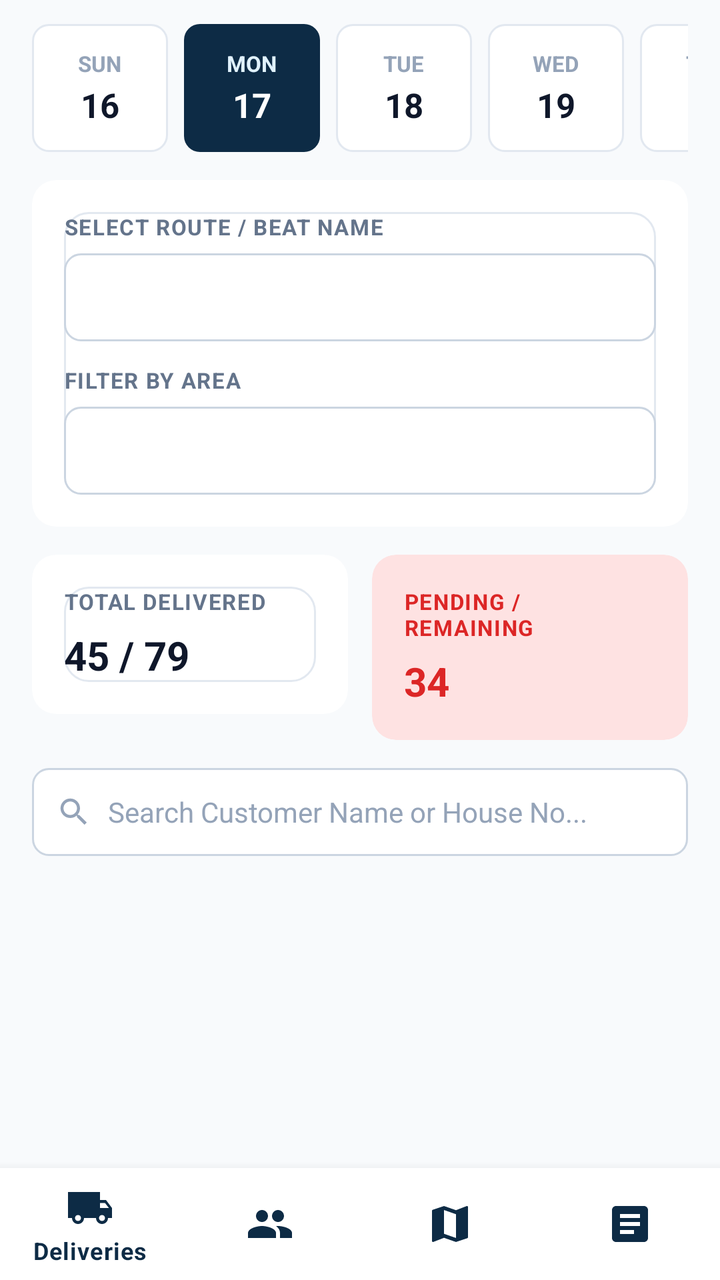
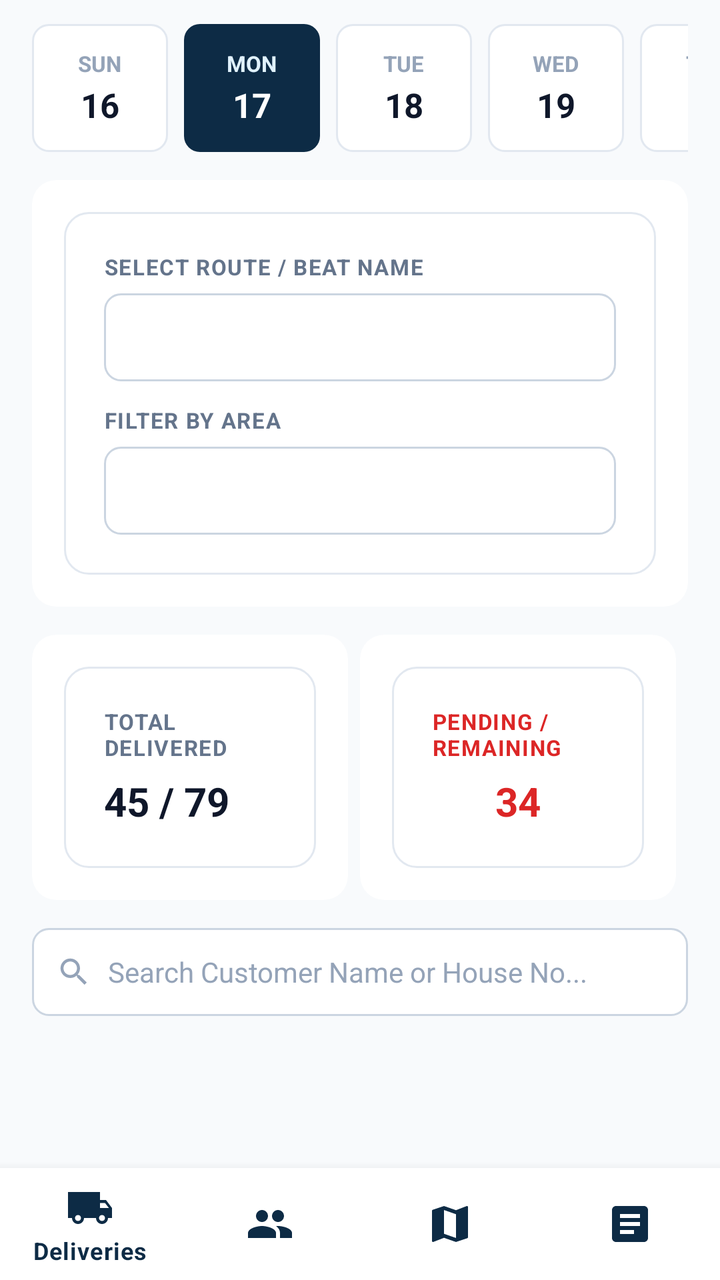

Before-and-after screenshots of an Android layout around one commit, followed by the original layout XML and the change that was made.
<!-- AndroidManifest.xml: application theme Theme.Logistics -->
<!-- res/layout/fragment_daily_delivery.xml -->
<?xml version="1.0" encoding="utf-8"?>
<LinearLayout xmlns:android="http://schemas.android.com/apk/res/android"
    xmlns:app="http://schemas.android.com/apk/res-auto"
    android:layout_width="match_parent"
    android:layout_height="match_parent"
    xmlns:tools="http://schemas.android.com/tools"
    android:background="@color/bg_light"
    android:orientation="vertical">

    <androidx.core.widget.NestedScrollView
        android:layout_width="match_parent"
        android:layout_height="0dp"
        android:layout_weight="1"
        android:fillViewport="true">

        <LinearLayout
            android:layout_width="match_parent"
            android:layout_height="wrap_content"
            android:orientation="vertical"
            android:paddingStart="16dp"
            android:paddingTop="12dp"
            android:paddingEnd="16dp"
            android:paddingBottom="8dp">

            
            <HorizontalScrollView
                android:layout_width="match_parent"
                android:layout_height="wrap_content"
                android:clipToPadding="false"
                android:scrollbars="none">

                <LinearLayout
                    android:id="@+id/llDateChips"
                    android:layout_width="wrap_content"
                    android:layout_height="wrap_content"
                    android:orientation="horizontal">

                    
                    <LinearLayout
                        android:id="@+id/dateChip1"
                        android:layout_width="68dp"
                        android:layout_height="64dp"
                        android:background="@drawable/bg_date_unselected"
                        android:gravity="center"
                        android:orientation="vertical">

                        <TextView
                            android:layout_width="wrap_content"
                            android:layout_height="wrap_content"
                            android:text="SUN"
                            android:textColor="@color/text_muted"
                            android:textSize="11sp"
                            android:textStyle="bold" />

                        <TextView
                            android:layout_width="wrap_content"
                            android:layout_height="wrap_content"
                            android:layout_marginTop="2dp"
                            android:text="16"
                            android:textColor="@color/text_primary"
                            android:textSize="17sp"
                            android:textStyle="bold" />
                    </LinearLayout>

                    
                    <LinearLayout
                        android:id="@+id/dateChip2"
                        android:layout_width="68dp"
                        android:layout_height="64dp"
                        android:layout_marginStart="8dp"
                        android:background="@drawable/bg_date_selected"
                        android:gravity="center"
                        android:orientation="vertical">

                        <TextView
                            android:layout_width="wrap_content"
                            android:layout_height="wrap_content"
                            android:text="MON"
                            android:textColor="#E0F2FE"
                            android:textSize="11sp"
                            android:textStyle="bold" />

                        <TextView
                            android:layout_width="wrap_content"
                            android:layout_height="wrap_content"
                            android:layout_marginTop="2dp"
                            android:text="17"
                            android:textColor="@color/white"
                            android:textSize="17sp"
                            android:textStyle="bold" />
                    </LinearLayout>

                    
                    <LinearLayout
                        android:id="@+id/dateChip3"
                        android:layout_width="68dp"
                        android:layout_height="64dp"
                        android:layout_marginStart="8dp"
                        android:background="@drawable/bg_date_unselected"
                        android:gravity="center"
                        android:orientation="vertical">

                        <TextView
                            android:layout_width="wrap_content"
                            android:layout_height="wrap_content"
                            android:text="TUE"
                            android:textColor="@color/text_muted"
                            android:textSize="11sp"
                            android:textStyle="bold" />

                        <TextView
                            android:layout_width="wrap_content"
                            android:layout_height="wrap_content"
                            android:layout_marginTop="2dp"
                            android:text="18"
                            android:textColor="@color/text_primary"
                            android:textSize="17sp"
                            android:textStyle="bold" />
                    </LinearLayout>

                    
                    <LinearLayout
                        android:id="@+id/dateChip4"
                        android:layout_width="68dp"
                        android:layout_height="64dp"
                        android:layout_marginStart="8dp"
                        android:background="@drawable/bg_date_unselected"
                        android:gravity="center"
                        android:orientation="vertical">

                        <TextView
                            android:layout_width="wrap_content"
                            android:layout_height="wrap_content"
                            android:text="WED"
                            android:textColor="@color/text_muted"
                            android:textSize="11sp"
                            android:textStyle="bold" />

                        <TextView
                            android:layout_width="wrap_content"
                            android:layout_height="wrap_content"
                            android:layout_marginTop="2dp"
                            android:text="19"
                            android:textColor="@color/text_primary"
                            android:textSize="17sp"
                            android:textStyle="bold" />
                    </LinearLayout>

                    
                    <LinearLayout
                        android:id="@+id/dateChip5"
                        android:layout_width="68dp"
                        android:layout_height="64dp"
                        android:layout_marginStart="8dp"
                        android:background="@drawable/bg_date_unselected"
                        android:gravity="center"
                        android:orientation="vertical">

                        <TextView
                            android:layout_width="wrap_content"
                            android:layout_height="wrap_content"
                            android:text="THU"
                            android:textColor="@color/text_muted"
                            android:textSize="11sp"
                            android:textStyle="bold" />

                        <TextView
                            android:layout_width="wrap_content"
                            android:layout_height="wrap_content"
                            android:layout_marginTop="2dp"
                            android:text="20"
                            android:textColor="@color/text_primary"
                            android:textSize="17sp"
                            android:textStyle="bold" />
                    </LinearLayout>
                </LinearLayout>
            </HorizontalScrollView>

            
            <androidx.cardview.widget.CardView
                android:layout_width="match_parent"
                android:layout_height="wrap_content"
                android:layout_marginTop="14dp"
                app:cardCornerRadius="12dp"
                app:cardElevation="0dp"
                app:cardBackgroundColor="@color/white"
                app:contentPadding="16dp">

                <LinearLayout
                    android:layout_width="match_parent"
                    android:layout_height="wrap_content"
                    android:background="@drawable/bg_rounded_card"
                    android:padding="0dp"
                    android:orientation="vertical">

                    <TextView
                        android:layout_width="wrap_content"
                        android:layout_height="wrap_content"
                        android:text="SELECT ROUTE / BEAT NAME"
                        android:textColor="@color/text_secondary"
                        android:textSize="11sp"
                        android:letterSpacing="0.05"
                        android:textStyle="bold" />

                    <Spinner
                        android:id="@+id/spRouteFilter"
                        android:layout_width="match_parent"
                        android:layout_height="44dp"
                        android:layout_marginTop="6dp"
                        android:background="@drawable/bg_input_field"
                        android:paddingStart="8dp"
                        android:paddingEnd="8dp" />

                    <TextView
                        android:layout_width="wrap_content"
                        android:layout_height="wrap_content"
                        android:layout_marginTop="12dp"
                        android:text="FILTER BY AREA"
                        android:textColor="@color/text_secondary"
                        android:textSize="11sp"
                        android:letterSpacing="0.05"
                        android:textStyle="bold" />

                    <Spinner
                        android:id="@+id/spAreaFilter"
                        android:layout_width="match_parent"
                        android:layout_height="44dp"
                        android:layout_marginTop="6dp"
                        android:background="@drawable/bg_input_field"
                        android:paddingStart="8dp"
                        android:paddingEnd="8dp" />
                </LinearLayout>
            </androidx.cardview.widget.CardView>

            
            <LinearLayout
                android:layout_width="match_parent"
                android:layout_height="wrap_content"
                android:layout_marginTop="14dp"
                android:orientation="horizontal">

                
                <androidx.cardview.widget.CardView
                    android:layout_width="0dp"
                    android:layout_height="wrap_content"
                    android:layout_marginEnd="6dp"
                    android:layout_weight="1"
                    app:cardCornerRadius="12dp"
                    app:cardElevation="0dp"
                    app:cardBackgroundColor="@color/white"
                    app:contentPadding="16dp">

                    <LinearLayout
                        android:layout_width="match_parent"
                        android:layout_height="wrap_content"
                        android:background="@drawable/bg_rounded_card"
                        android:padding="0dp"
                        android:orientation="vertical">

                        <TextView
                            android:layout_width="wrap_content"
                            android:layout_height="wrap_content"
                            android:text="TOTAL DELIVERED"
                            android:textColor="@color/text_secondary"
                            android:textSize="11sp"
                            android:letterSpacing="0.05"
                            android:textStyle="bold" />

                        <TextView
                            android:id="@+id/tvTotalDeliveredMetric"
                            android:layout_width="wrap_content"
                            android:layout_height="wrap_content"
                            android:layout_marginTop="6dp"
                            android:text="45 / 79"
                            android:textColor="@color/text_primary"
                            android:textSize="20sp"
                            android:textStyle="bold" />
                    </LinearLayout>
                </androidx.cardview.widget.CardView>

                
                <androidx.cardview.widget.CardView
                    android:layout_width="0dp"
                    android:layout_height="wrap_content"
                    android:layout_marginStart="6dp"
                    android:layout_weight="1"
                    app:cardCornerRadius="12dp"
                    app:cardElevation="0dp"
                    app:cardBackgroundColor="#FEE2E2"
                    app:contentPadding="16dp">

                    <LinearLayout
                        android:layout_width="match_parent"
                        android:layout_height="wrap_content"
                        android:orientation="vertical">

                        <TextView
                            android:layout_width="wrap_content"
                            android:layout_height="wrap_content"
                            android:text="PENDING / REMAINING"
                            android:textColor="#DC2626"
                            android:textSize="11sp"
                            android:letterSpacing="0.05"
                            android:textStyle="bold" />

                        <TextView
                            android:id="@+id/tvPendingMetric"
                            android:layout_width="wrap_content"
                            android:layout_height="wrap_content"
                            android:layout_marginTop="6dp"
                            android:text="34"
                            android:textColor="#DC2626"
                            android:textSize="20sp"
                            android:textStyle="bold" />
                    </LinearLayout>
                </androidx.cardview.widget.CardView>
            </LinearLayout>

            
            <RelativeLayout
                android:layout_width="match_parent"
                android:layout_height="44dp"
                android:layout_marginTop="14dp"
                android:background="@drawable/bg_input_field"
                android:paddingStart="12dp"
                android:paddingEnd="12dp">

                <ImageView
                    android:id="@+id/ivSearchDeliveryIcon"
                    android:layout_width="18dp"
                    android:layout_height="18dp"
                    android:layout_alignParentStart="true"
                    android:layout_centerVertical="true"
                    android:src="@drawable/ic_search"
                    app:tint="@color/text_muted"
                    android:contentDescription="Search" />

                <EditText
                    android:id="@+id/etSearchDelivery"
                    android:layout_width="match_parent"
                    android:layout_height="match_parent"
                    android:layout_marginStart="8dp"
                    android:layout_toEndOf="@id/ivSearchDeliveryIcon"
                    android:background="@null"
                    android:hint="Search Customer Name or House No..."
                    android:textColor="@color/text_primary"
                    android:textColorHint="@color/text_muted"
                    android:textSize="14sp" />
            </RelativeLayout>

            
            <androidx.recyclerview.widget.RecyclerView
                android:id="@+id/rvDailyDeliveries"
                android:layout_width="match_parent"
                android:layout_height="wrap_content"
                android:layout_marginTop="12dp"
                tools:listitem="@layout/item_delivery_staff"
                android:nestedScrollingEnabled="false" />

        </LinearLayout>
    </androidx.core.widget.NestedScrollView>

    
    <com.google.android.material.bottomnavigation.BottomNavigationView
        android:id="@+id/bottomNavDelivery"
        android:layout_width="match_parent"
        android:layout_height="wrap_content"
        android:background="@color/white"
        app:elevation="8dp"
        app:itemIconTint="@color/primary_navy"
        app:itemTextColor="@color/primary_navy"
        app:menu="@menu/bottom_nav_billing" />

</LinearLayout>
<!-- res/layout/item_delivery_staff.xml (included above) -->
<?xml version="1.0" encoding="utf-8"?>
<androidx.cardview.widget.CardView xmlns:android="http://schemas.android.com/apk/res/android"
    xmlns:app="http://schemas.android.com/apk/res-auto"
    android:layout_width="match_parent"
    android:layout_height="wrap_content"
    android:layout_marginBottom="12dp"
    app:cardCornerRadius="10dp"
    app:cardElevation="1dp"
    app:cardBackgroundColor="@color/white"
    app:contentPadding="16dp">

    <LinearLayout
        android:layout_width="match_parent"
        android:layout_height="wrap_content"
        android:orientation="vertical">

        <RelativeLayout
            android:layout_width="match_parent"
            android:layout_height="wrap_content">

            <androidx.cardview.widget.CardView
                android:id="@+id/cvAvatar"
                android:layout_width="44dp"
                android:layout_height="44dp"
                android:layout_alignParentStart="true"
                android:layout_centerVertical="true"
                app:cardCornerRadius="8dp"
                app:cardElevation="0dp"
                app:cardBackgroundColor="@color/avatar_bg_1">

                <TextView
                    android:id="@+id/tvStaffInitials"
                    android:layout_width="match_parent"
                    android:layout_height="match_parent"
                    android:gravity="center"
                    android:text="RP"
                    android:textColor="@color/avatar_text_1"
                    android:textSize="16sp"
                    android:textStyle="bold" />
            </androidx.cardview.widget.CardView>

            <LinearLayout
                android:layout_width="wrap_content"
                android:layout_height="wrap_content"
                android:layout_centerVertical="true"
                android:layout_marginStart="12dp"
                android:layout_toEndOf="@+id/cvAvatar"
                android:layout_toStartOf="@+id/tvStaffBadge"
                android:orientation="vertical">

                <TextView
                    android:id="@+id/tvStaffName"
                    android:layout_width="wrap_content"
                    android:layout_height="wrap_content"
                    android:text="Ramesh Patil"
                    android:textColor="@color/text_primary"
                    android:textSize="16sp"
                    android:textStyle="bold" />

                <TextView
                    android:id="@+id/tvStaffCode"
                    android:layout_width="wrap_content"
                    android:layout_height="wrap_content"
                    android:text="Staff ID: DS-101"
                    android:textColor="@color/text_muted"
                    android:textSize="12sp" />
            </LinearLayout>

            <TextView
                android:id="@+id/tvStaffBadge"
                android:layout_width="wrap_content"
                android:layout_height="wrap_content"
                android:layout_alignParentEnd="true"
                android:layout_centerVertical="true"
                android:background="@drawable/bg_badge_active"
                android:paddingStart="8dp"
                android:paddingTop="2dp"
                android:paddingEnd="8dp"
                android:paddingBottom="2dp"
                android:text="ACTIVE"
                android:textColor="@color/badge_active_text"
                android:textSize="11sp"
                android:textStyle="bold" />
        </RelativeLayout>

        <LinearLayout
            android:layout_width="wrap_content"
            android:layout_height="wrap_content"
            android:layout_marginTop="12dp"
            android:gravity="center_vertical"
            android:orientation="horizontal">

            <ImageView
                android:layout_width="16dp"
                android:layout_height="16dp"
                android:src="@drawable/ic_call"
                app:tint="@color/text_secondary"
                android:contentDescription="Phone" />

            <TextView
                android:id="@+id/tvStaffPhone"
                android:layout_width="wrap_content"
                android:layout_height="wrap_content"
                android:layout_marginStart="6dp"
                android:text="9999999999"
                android:textColor="@color/text_secondary"
                android:textSize="13sp" />
        </LinearLayout>

        <LinearLayout
            android:layout_width="wrap_content"
            android:layout_height="wrap_content"
            android:layout_marginTop="4dp"
            android:gravity="center_vertical"
            android:orientation="horizontal">

            <ImageView
                android:layout_width="16dp"
                android:layout_height="16dp"
                android:src="@drawable/ic_delivery"
                app:tint="@color/text_secondary"
                android:contentDescription="Vehicle" />

            <TextView
                android:id="@+id/tvStaffAssignment"
                android:layout_width="wrap_content"
                android:layout_height="wrap_content"
                android:layout_marginStart="6dp"
                android:text="Hero Splendor (MH-12-AB-1234)"
                android:textColor="@color/text_secondary"
                android:textSize="13sp" />
        </LinearLayout>

        <View
            android:layout_width="match_parent"
            android:layout_height="1dp"
            android:layout_marginTop="12dp"
            android:layout_marginBottom="8dp"
            android:background="@color/border_color" />

        <RelativeLayout
            android:layout_width="match_parent"
            android:layout_height="wrap_content">

            <TextView
                android:layout_width="wrap_content"
                android:layout_height="wrap_content"
                android:layout_alignParentStart="true"
                android:layout_centerVertical="true"
                android:text="Assigned in Route Management"
                android:textColor="@color/text_muted"
                android:textSize="11sp" />

            <LinearLayout
                android:layout_width="wrap_content"
                android:layout_height="wrap_content"
                android:layout_alignParentEnd="true"
                android:orientation="horizontal">

                <ImageView
                    android:id="@+id/btnViewStaff"
                    android:layout_width="28dp"
                    android:layout_height="28dp"
                    android:padding="4dp"
                    android:src="@drawable/ic_eye"
                    app:tint="@color/text_secondary"
                    android:contentDescription="View" />

                <ImageView
                    android:id="@+id/btnEditStaff"
                    android:layout_width="28dp"
                    android:layout_height="28dp"
                    android:layout_marginStart="8dp"
                    android:padding="4dp"
                    android:src="@drawable/ic_edit"
                    app:tint="@color/text_secondary"
                    android:contentDescription="Edit" />

                <ImageView
                    android:id="@+id/btnDeleteStaff"
                    android:layout_width="28dp"
                    android:layout_height="28dp"
                    android:layout_marginStart="8dp"
                    android:padding="4dp"
                    android:src="@drawable/ic_delete"
                    app:tint="@color/text_secondary"
                    android:contentDescription="Delete" />
            </LinearLayout>
        </RelativeLayout>

    </LinearLayout>

</androidx.cardview.widget.CardView>
<!-- resources referenced by this layout -->
<resources>
  <color name="avatar_bg_1">#DBEAFE</color>
  <color name="avatar_text_1">#1E40AF</color>
  <color name="badge_active_text">#0369A1</color>
  <color name="bg_light">#F8FAFC</color>
  <color name="border_color">#E2E8F0</color>
  <color name="primary_navy">#0D2B45</color>
  <color name="text_muted">#94A3B8</color>
  <color name="text_primary">#0F172A</color>
  <color name="text_secondary">#64748B</color>
  <color name="white">#FFFFFF</color>
  <!-- drawable bg_badge_active (drawable) -->
  <?xml version="1.0" encoding="utf-8"?>
  <shape xmlns:android="http://schemas.android.com/apk/res/android"
      android:shape="rectangle">
      <solid android:color="@color/badge_active_bg" />
      <corners android:radius="4dp" />
  </shape>
  <!-- drawable bg_date_selected (drawable) -->
  <?xml version="1.0" encoding="utf-8"?>
  <shape xmlns:android="http://schemas.android.com/apk/res/android"
      android:shape="rectangle">
      <solid android:color="@color/primary_navy" />
      <corners android:radius="8dp" />
  </shape>
  <!-- drawable bg_date_unselected (drawable) -->
  <?xml version="1.0" encoding="utf-8"?>
  <shape xmlns:android="http://schemas.android.com/apk/res/android"
      android:shape="rectangle">
      <solid android:color="@color/white" />
      <corners android:radius="8dp" />
      <stroke
          android:width="1dp"
          android:color="@color/border_color" />
  </shape>
  <!-- drawable bg_input_field (drawable) -->
  <?xml version="1.0" encoding="utf-8"?>
  <shape xmlns:android="http://schemas.android.com/apk/res/android"
      android:shape="rectangle">
      <solid android:color="@color/input_bg" />
      <corners android:radius="8dp" />
      <stroke
          android:width="1dp"
          android:color="@color/input_border" />
  </shape>
  <!-- drawable bg_rounded_card (drawable) -->
  <?xml version="1.0" encoding="utf-8"?>
  <shape xmlns:android="http://schemas.android.com/apk/res/android"
      android:shape="rectangle">
      <solid android:color="@color/card_bg" />
      <corners android:radius="12dp" />
      <stroke
          android:width="1dp"
          android:color="@color/border_color" />
  </shape>
  <!-- drawable ic_delete (drawable) -->
  <?xml version="1.0" encoding="utf-8"?>
  <vector xmlns:android="http://schemas.android.com/apk/res/android"
      android:width="24dp"
      android:height="24dp"
      android:viewportWidth="24"
      android:viewportHeight="24">
      <path
          android:fillColor="@color/text_secondary"
          android:pathData="M6,19c0,1.1 0.9,2 2,2h8c1.1,0 2,-0.9 2,-2V7H6v12zM19,4h-3.5l-1,-1h-5l-1,1H5v2h14V4z"/>
  </vector>
  <!-- drawable ic_edit (drawable) -->
  <?xml version="1.0" encoding="utf-8"?>
  <vector xmlns:android="http://schemas.android.com/apk/res/android"
      android:width="24dp"
      android:height="24dp"
      android:viewportWidth="24"
      android:viewportHeight="24">
      <path
          android:fillColor="@color/text_secondary"
          android:pathData="M3,17.25V21h3.75L17.81,9.94l-3.75,-3.75L3,17.25zM20.71,7.04c0.39,-0.39 0.39,-1.02 0,-1.41l-2.34,-2.34c-0.39,-0.39 -1.02,-0.39 -1.41,0l-1.83,1.83 3.75,3.75 1.83,-1.83z"/>
  </vector>
  <color name="badge_active_bg">#E0F2FE</color>
  <color name="input_bg">#FFFFFF</color>
  <color name="input_border">#CBD5E1</color>
  <color name="card_bg">#FFFFFF</color>
  <color name="primary_navy_dark">#0B2239</color>
  <color name="accent_blue">#0284C7</color>
  <color name="accent_blue_border">#BAE6FD</color>
  <color name="app_bg">#F8FAFC</color>
  <!-- unchanged entries left out for length: 5 -->
</resources>

<!-- the commit's change to res/layout/fragment_daily_delivery.xml (unified diff, before → after) -->
@@ -190,7 +190,7 @@
                     android:layout_width="match_parent"
                     android:layout_height="wrap_content"
                     android:background="@drawable/bg_rounded_card"
-                    android:padding="0dp"
+                    android:padding="20dp"
                     android:orientation="vertical">
 
                     <TextView
@@ -242,57 +242,60 @@
                 
                 <androidx.cardview.widget.CardView
                     android:layout_width="0dp"
+                    android:layout_height="match_parent"
+                    android:layout_marginEnd="6dp"
+                    android:layout_weight="1"
+                    app:cardBackgroundColor="@color/white"
+                    app:cardCornerRadius="12dp"
+                    app:cardElevation="0dp"
+                    app:contentPadding="16dp">
+
+                    <LinearLayout
+                        android:layout_width="match_parent"
+                        android:layout_height="wrap_content"
+                        android:background="@drawable/bg_rounded_card"
+                        android:orientation="vertical"
+                        android:padding="20dp">
+
+                        <TextView
+                            android:layout_width="wrap_content"
+                            android:layout_height="wrap_content"
+                            android:letterSpacing="0.05"
+                            android:text="TOTAL DELIVERED"
+                            android:textColor="@color/text_secondary"
+                            android:textSize="11sp"
+                            android:textStyle="bold" />
+
+                        <TextView
+                            android:id="@+id/tvTotalDeliveredMetric"
+                            android:layout_width="wrap_content"
+                            android:layout_height="wrap_content"
+                            android:layout_marginTop="6dp"
+                            android:text="45 / 79"
+                            android:textColor="@color/text_primary"
+                            android:textSize="20sp"
+                            android:textStyle="bold" />
+                    </LinearLayout>
+                </androidx.cardview.widget.CardView>
+
+                
+                <androidx.cardview.widget.CardView
+                    android:layout_width="0dp"
                     android:layout_height="wrap_content"
                     android:layout_marginEnd="6dp"
                     android:layout_weight="1"
                     app:cardCornerRadius="12dp"
                     app:cardElevation="0dp"
                     app:cardBackgroundColor="@color/white"
-                    app:contentPadding="16dp">
+                    app:contentPadding="16dp"
+                    >
 
                     <LinearLayout
                         android:layout_width="match_parent"
                         android:layout_height="wrap_content"
+                        android:orientation="vertical"
                         android:background="@drawable/bg_rounded_card"
-                        android:padding="0dp"
-                        android:orientation="vertical">
-
-                        <TextView
-                            android:layout_width="wrap_content"
-                            android:layout_height="wrap_content"
-                            android:text="TOTAL DELIVERED"
-                            android:textColor="@color/text_secondary"
-                            android:textSize="11sp"
-                            android:letterSpacing="0.05"
-                            android:textStyle="bold" />
-
-                        <TextView
-                            android:id="@+id/tvTotalDeliveredMetric"
-                            android:layout_width="wrap_content"
-                            android:layout_height="wrap_content"
-                            android:layout_marginTop="6dp"
-                            android:text="45 / 79"
-                            android:textColor="@color/text_primary"
-                            android:textSize="20sp"
-                            android:textStyle="bold" />
-                    </LinearLayout>
-                </androidx.cardview.widget.CardView>
-
-                
-                <androidx.cardview.widget.CardView
-                    android:layout_width="0dp"
-                    android:layout_height="wrap_content"
-                    android:layout_marginStart="6dp"
-                    android:layout_weight="1"
-                    app:cardCornerRadius="12dp"
-                    app:cardElevation="0dp"
-                    app:cardBackgroundColor="#FEE2E2"
-                    app:contentPadding="16dp">
-
-                    <LinearLayout
-                        android:layout_width="match_parent"
-                        android:layout_height="wrap_content"
-                        android:orientation="vertical">
+                        android:padding="20dp">
 
                         <TextView
                             android:layout_width="wrap_content"
@@ -309,6 +312,7 @@
                             android:layout_height="wrap_content"
                             android:layout_marginTop="6dp"
                             android:text="34"
+                            android:layout_gravity="center"
                             android:textColor="#DC2626"
                             android:textSize="20sp"
                             android:textStyle="bold" />
